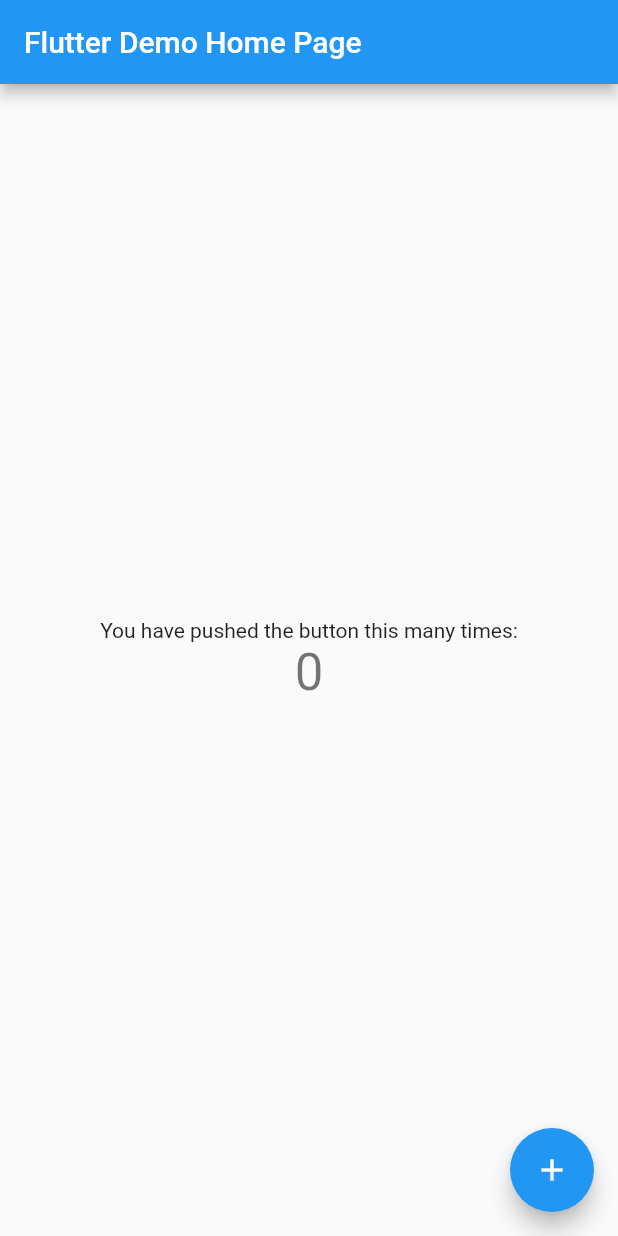
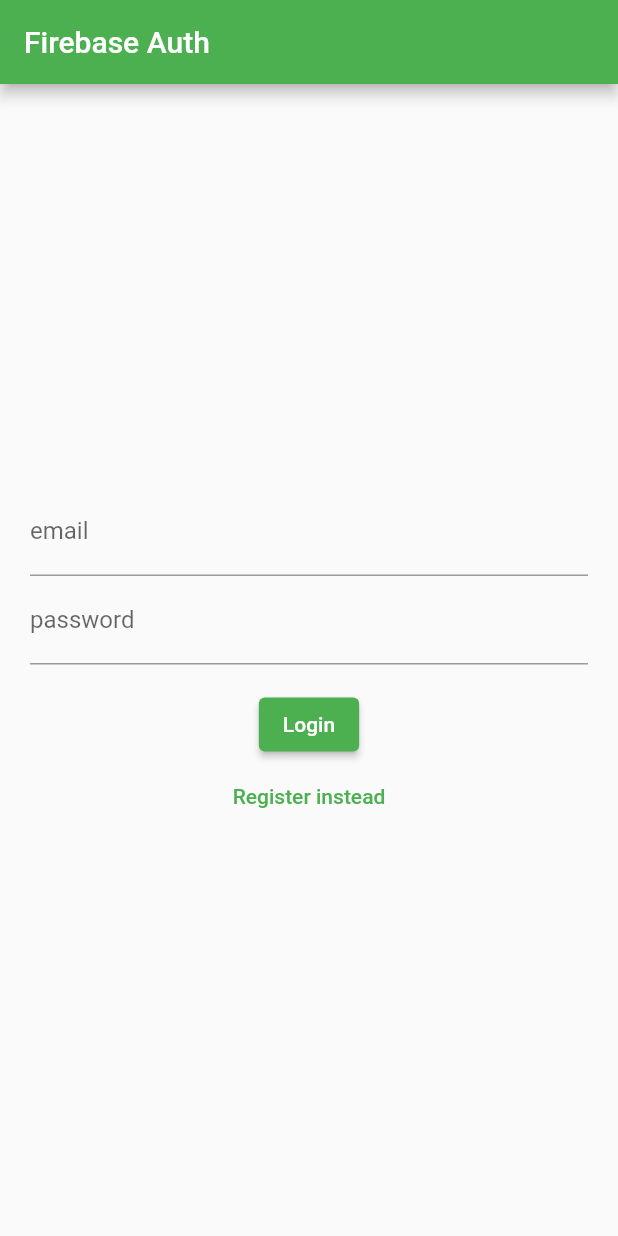
Before and after one commit to KarolWisniewski00/SystemApp, a Flutter app: the screen it shows after launch, on a phone screen of 412 x 824 dp. Run offline on Flutter 3.47's test engine with Material 2 defaults, Android fonts, the phone set to English and light mode, and no system bars; our stand-ins replace firebase_auth, firebase_core; accounts and stored records are empty.

Commit message:
add auth android

```diff
--- /dev/null
+++ b/lib/auth.dart
@@ -0,0 +1,31 @@
+import 'package:firebase_auth/firebase_auth.dart';
+
+class Auth {
+  final FirebaseAuth _firebaseAuth = FirebaseAuth.instance;
+  User? get currentUser => _firebaseAuth.currentUser;
+  Stream<User?> get authStateChanges => _firebaseAuth.authStateChanges();
+
+  Future<void> signInWithEmailAndPassword({
+    required String email,
+    required String password,
+  }) async {
+    await _firebaseAuth.signInWithEmailAndPassword(
+      email: email,
+      password: password,
+    );
+  }
+
+  Future<void> createUserWithEmailAndPassword({
+    required String email,
+    required String password,
+  }) async {
+    await _firebaseAuth.createUserWithEmailAndPassword(
+      email: email,
+      password: password,
+    );
+  }
+
+  Future<void> signOut() async {
+    await _firebaseAuth.signOut();
+  }
+}
--- a/lib/main.dart
+++ b/lib/main.dart
@@ -1,115 +1,24 @@
+import 'package:app/widget_tree.dart';
+import 'package:firebase_core/firebase_core.dart';
 import 'package:flutter/material.dart';
 
-void main() {
+Future<void> main() async {
+  WidgetsFlutterBinding.ensureInitialized();
+  await Firebase.initializeApp();
   runApp(const MyApp());
 }
 
 class MyApp extends StatelessWidget {
-  const MyApp({super.key});
+  const MyApp({Key? key}) : super(key: key);
 
-  // This widget is the root of your application.
   @override
   Widget build(BuildContext context) {
     return MaterialApp(
-      title: 'Flutter Demo',
+      debugShowCheckedModeBanner: false,
       theme: ThemeData(
-        // This is the theme of your application.
-        //
-        // Try running your application with "flutter run". You'll see the
-        // application has a blue toolbar. Then, without quitting the app, try
-        // changing the primarySwatch below to Colors.green and then invoke
-        // "hot reload" (press "r" in the console where you ran "flutter run",
-        // or simply save your changes to "hot reload" in a Flutter IDE).
-        // Notice that the counter didn't reset back to zero; the application
-        // is not restarted.
-        primarySwatch: Colors.blue,
+        primarySwatch: Colors.green,
       ),
-      home: const MyHomePage(title: 'Flutter Demo Home Page'),
+      home: const WidgetTree(),
     );
   }
 }
-
-class MyHomePage extends StatefulWidget {
-  const MyHomePage({super.key, required this.title});
-
-  // This widget is the home page of your application. It is stateful, meaning
-  // that it has a State object (defined below) that contains fields that affect
-  // how it looks.
-
-  // This class is the configuration for the state. It holds the values (in this
-  // case the title) provided by the parent (in this case the App widget) and
-  // used by the build method of the State. Fields in a Widget subclass are
-  // always marked "final".
-
-  final String title;
-
-  @override
-  State<MyHomePage> createState() => _MyHomePageState();
-}
-
-class _MyHomePageState extends State<MyHomePage> {
-  int _counter = 0;
-
-  void _incrementCounter() {
-    setState(() {
-      // This call to setState tells the Flutter framework that something has
-      // changed in this State, which causes it to rerun the build method below
-      // so that the display can reflect the updated values. If we changed
-      // _counter without calling setState(), then the build method would not be
-      // called again, and so nothing would appear to happen.
-      _counter++;
-    });
-  }
-
-  @override
-  Widget build(BuildContext context) {
-    // This method is rerun every time setState is called, for instance as done
-    // by the _incrementCounter method above.
-    //
-    // The Flutter framework has been optimized to make rerunning build methods
-    // fast, so that you can just rebuild anything that needs updating rather
-    // than having to individually change instances of widgets.
-    return Scaffold(
-      appBar: AppBar(
-        // Here we take the value from the MyHomePage object that was created by
-        // the App.build method, and use it to set our appbar title.
-        title: Text(widget.title),
-      ),
-      body: Center(
-        // Center is a layout widget. It takes a single child and positions it
-        // in the middle of the parent.
-        child: Column(
-          // Column is also a layout widget. It takes a list of children and
-          // arranges them vertically. By default, it sizes itself to fit its
-          // children horizontally, and tries to be as tall as its parent.
-          //
-          // Invoke "debug painting" (press "p" in the console, choose the
-          // "Toggle Debug Paint" action from the Flutter Inspector in Android
-          // Studio, or the "Toggle Debug Paint" command in Visual Studio Code)
-          // to see the wireframe for each widget.
-          //
-          // Column has various properties to control how it sizes itself and
-          // how it positions its children. Here we use mainAxisAlignment to
-          // center the children vertically; the main axis here is the vertical
-          // axis because Columns are vertical (the cross axis would be
-          // horizontal).
-          mainAxisAlignment: MainAxisAlignment.center,
-          children: <Widget>[
-            const Text(
-              'You have pushed the button this many times:',
-            ),
-            Text(
-              '$_counter',
-              style: Theme.of(context).textTheme.headline4,
-            ),
-          ],
-        ),
-      ),
-      floatingActionButton: FloatingActionButton(
-        onPressed: _incrementCounter,
-        tooltip: 'Increment',
-        child: const Icon(Icons.add),
-      ), // This trailing comma makes auto-formatting nicer for build methods.
-    );
-  }
-}
--- /dev/null
+++ b/lib/pages/login_register_page.dart
@@ -0,0 +1,102 @@
+import 'package:flutter/material.dart';
+import 'package:firebase_auth/firebase_auth.dart';
+import '../auth.dart';
+
+class LoginPage extends StatefulWidget {
+  const LoginPage({Key? key}) : super(key: key);
+
+  @override
+  State<LoginPage> createState() => _LoginPageState();
+}
+
+class _LoginPageState extends State<LoginPage> {
+  String? errorMessage = '';
+  bool isLogin = true;
+
+  final TextEditingController _controllerEmail = TextEditingController();
+  final TextEditingController _controllerPassword = TextEditingController();
+
+  Future<void> signInWithEmailAndPassword() async {
+    try {
+      await Auth().signInWithEmailAndPassword(
+          email: _controllerEmail.text, password: _controllerPassword.text);
+    } on FirebaseAuthException catch (e) {
+      setState(() {
+        errorMessage = e.message;
+      });
+    }
+  }
+
+  Future<void> createUserWithEmailAndPassword() async {
+    try {
+      await Auth().createUserWithEmailAndPassword(
+          email: _controllerEmail.text, password: _controllerPassword.text);
+    } on FirebaseAuthException catch (e) {
+      setState(() {
+        errorMessage = e.message;
+      });
+    }
+  }
+
+  Widget _title() {
+    return const Text('Firebase Auth');
+  }
+
+  Widget _entryField(
+    String title,
+    TextEditingController controller,
+  ) {
+    return TextField(
+      controller: controller,
+      decoration: InputDecoration(labelText: title),
+    );
+  }
+
+  Widget _errorMessage() {
+    return Text(errorMessage == '' ? '' : 'Humm ? $errorMessage');
+  }
+
+  Widget _submitButton() {
+    return ElevatedButton(
+      onPressed:
+          isLogin ? signInWithEmailAndPassword : createUserWithEmailAndPassword,
+      child: Text(isLogin ? 'Login' : 'Register'),
+    );
+  }
+
+  Widget _loginOrRegisterButton() {
+    return TextButton(
+      onPressed: () {
+        setState(() {
+          isLogin = !isLogin;
+        });
+      },
+      child: Text(isLogin ? 'Register instead' : 'Login instead'),
+    );
+  }
+
+  @override
+  Widget build(BuildContext context) {
+    return Scaffold(
+      appBar: AppBar(
+        title: _title(),
+      ),
+      body: Container(
+        height: double.infinity,
+        width: double.infinity,
+        padding: const EdgeInsets.all(20),
+        child: Column(
+          crossAxisAlignment: CrossAxisAlignment.center,
+          mainAxisAlignment: MainAxisAlignment.center,
+          children: <Widget>[
+            _entryField('email', _controllerEmail),
+            _entryField('password', _controllerPassword),
+            _errorMessage(),
+            _submitButton(),
+            _loginOrRegisterButton(),
+          ],
+        ),
+      ),
+    );
+  }
+}
--- /dev/null
+++ b/lib/widget_tree.dart
@@ -0,0 +1,26 @@
+import 'package:app/auth.dart';
+import 'package:app/pages/home_page.dart';
+import 'package:app/pages/login_register_page.dart';
+import 'package:flutter/material.dart';
+
+class WidgetTree extends StatefulWidget {
+  const WidgetTree({Key? key}) : super(key: key);
+  @override
+  State<WidgetTree> createState() => _WidgetTreeState();
+}
+
+class _WidgetTreeState extends State<WidgetTree> {
+  @override
+  Widget build(BuildContext context) {
+    return StreamBuilder(
+      stream: Auth().authStateChanges,
+      builder: (context, snapshot) {
+        if (snapshot.hasData) {
+          return HomePage();
+        } else {
+          return const LoginPage();
+        }
+      },
+    );
+  }
+}
--- a/pubspec.yaml
+++ b/pubspec.yaml
@@ -36,6 +36,8 @@ dependencies:
   # The following adds the Cupertino Icons font to your application.
   # Use with the CupertinoIcons class for iOS style icons.
   cupertino_icons: ^1.0.2
+  firebase_core: ^2.13.1
+  firebase_auth: ^4.6.2
 
 dev_dependencies:
   flutter_test:
```
Also changed, not shown: lib/pages/home_page.dart (added, +47 -0 lines), pubspec.lock, 6 other files.
